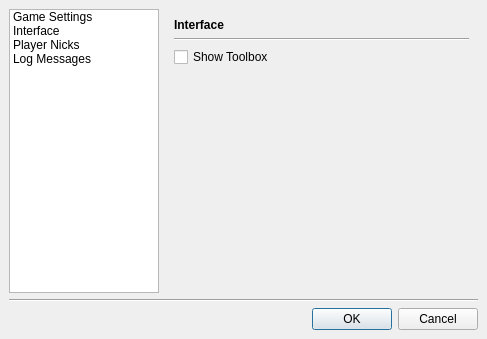
Before: the Qt Designer form src/gui/qt/settingsdialog.ui in pokerth/pokerth, drawn with Qt 5.
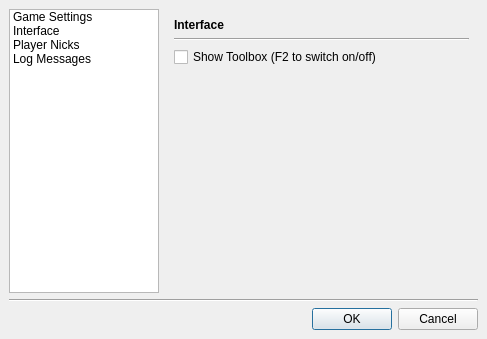
After: the same form once the commit is applied. The open tabs and pages were chosen to show the change.

Commit message: Porbiert mal F2 aus ;)

The edit to the form file:
```diff
--- a/src/gui/qt/settingsdialog.ui
+++ b/src/gui/qt/settingsdialog.ui
@@ -229,7 +229,7 @@
        <item row="2" column="0" >
         <widget class="QCheckBox" name="checkBox_showToolbox" >
          <property name="text" >
-          <string>Show Toolbox</string>
+          <string>Show Toolbox (F2 to switch on/off)</string>
          </property>
         </widget>
        </item>
```
The commit also changes 2 other files.
